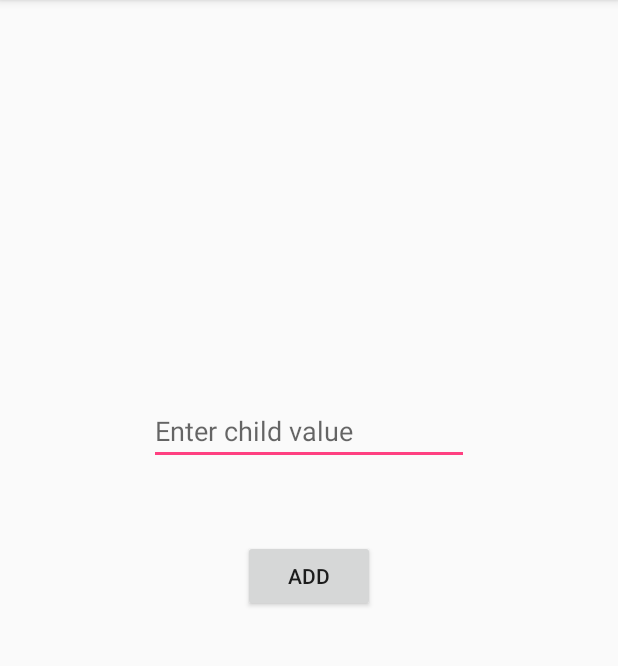
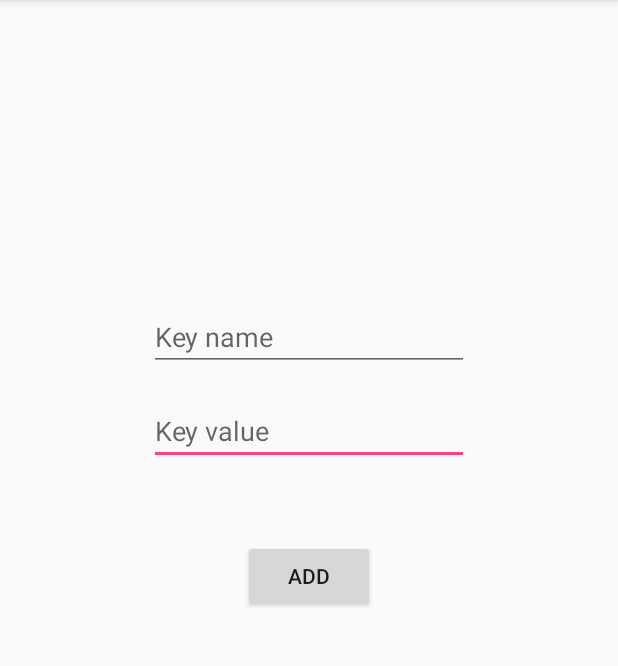
Before and after one commit to RajpootNeha/FirebaseApp, an Android app: the screen it shows after launch (MainActivity), after a tap on "ADD", on a phone screen of 412 x 824 dp, the part 84-750 px from its top. Run offline under Robolectric (Android 15) with nearby library versions, the phone set to English and light mode, and no system bars; libraries missing offline, so code that uses them is left out: com.firebase.client; 4 statements that could not run were skipped.

Commit message:
mod:MainActivity.java file

```diff
--- a/app/src/main/java/com/example/android/firebaseapp/MainActivity.java
+++ b/app/src/main/java/com/example/android/firebaseapp/MainActivity.java
@@ -1,5 +1,6 @@
 package com.example.android.firebaseapp;
 
+import android.provider.Settings;
 import android.support.v7.app.AppCompatActivity;
 import android.os.Bundle;
 import android.view.View;
@@ -10,9 +11,9 @@ import android.widget.Toast;
 import com.firebase.client.Firebase;
 
 public class MainActivity extends AppCompatActivity {
-    EditText myEditText;
+    EditText myEditText,myKeyValue;
     Button myApplyBt;
-    String myStringData;
+    String myStringData,myKeyValueData;
 
 
 
@@ -25,21 +26,22 @@ public class MainActivity extends AppCompatActivity {
 
 
         myEditText =(EditText) findViewById(R.id.editText);
+        myKeyValue =(EditText) findViewById(R.id.editText2);
         myApplyBt =(Button) findViewById(R.id.button);
-
-
-
         Firebase.setAndroidContext(this);
-        myFireBase = new Firebase("https://fir-app-760a1.firebaseio.com");
+        String DeviceID = Settings.Secure.getString(getApplicationContext().getContentResolver(), Settings.Secure.ANDROID_ID);
+        myFireBase = new Firebase("https://fir-app-760a1.firebaseio.com/Users"+DeviceID);
 
         myApplyBt.setOnClickListener(new View.OnClickListener() {
             @Override
             public void onClick(View v)
             {
+                myKeyValueData = myKeyValue.getText().toString();
                 myStringData = myEditText.getText().toString();
-              Firebase myNewChild=myFireBase.child("ChildName");
+              Firebase myNewChild=myFireBase.child(myKeyValueData);
               myNewChild.setValue(myStringData);
-                Toast.makeText(MainActivity.this,"child updated with"+myStringData,Toast.LENGTH_SHORT).show();
+                Toast.makeText(MainActivity.this,myStringData+" is updated with"+myKeyValueData,Toast.LENGTH_SHORT).show();
+
             }
         });
         }
--- a/app/src/main/res/layout/activity_main.xml
+++ b/app/src/main/res/layout/activity_main.xml
@@ -15,7 +15,19 @@
         android:layout_marginBottom="50dp"
         android:ems="10"
         android:inputType="textPersonName"
-        android:hint="Enter child value"/>
+        android:hint="Key value"/>
+
+
+    <EditText
+        android:id="@+id/editText2"
+        android:layout_width="wrap_content"
+        android:layout_height="wrap_content"
+        android:layout_above="@id/editText"
+        android:layout_centerHorizontal="true"
+        android:layout_marginBottom="17dp"
+        android:ems="10"
+        android:inputType="textPersonName"
+        android:hint="Key name"/>
     <Button
         android:id="@+id/button"
         android:layout_width="wrap_content"
```
